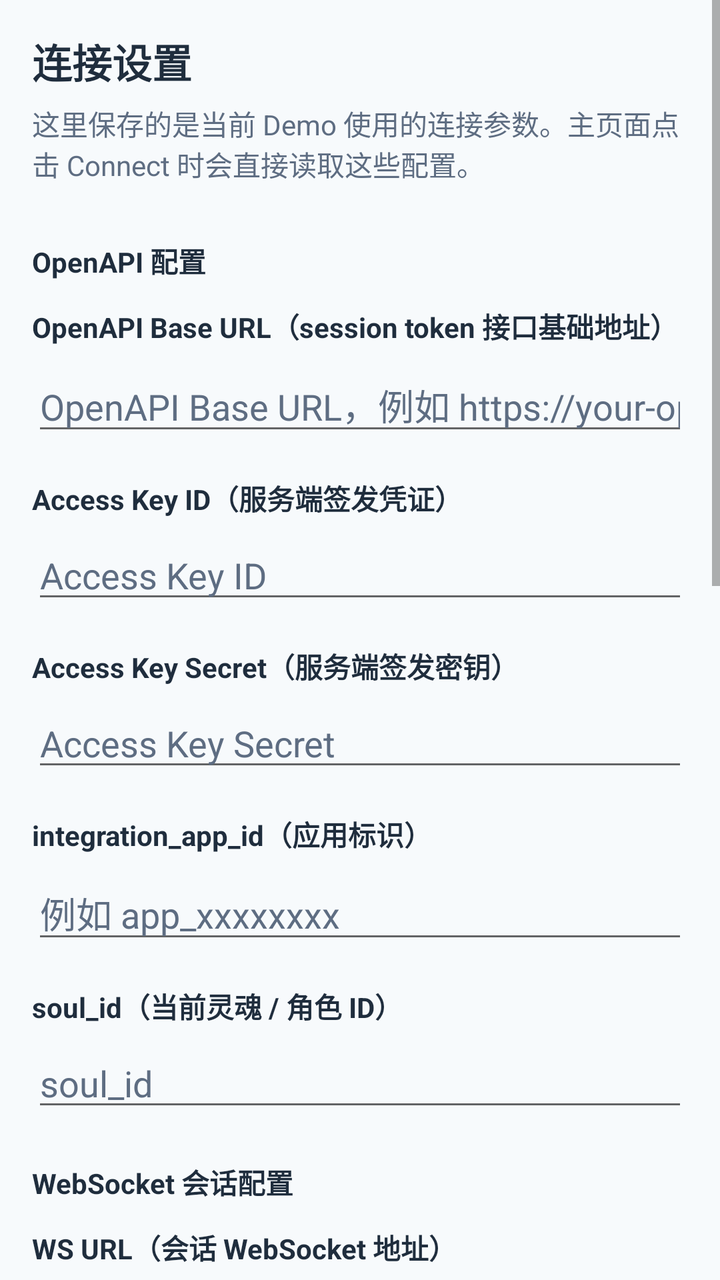
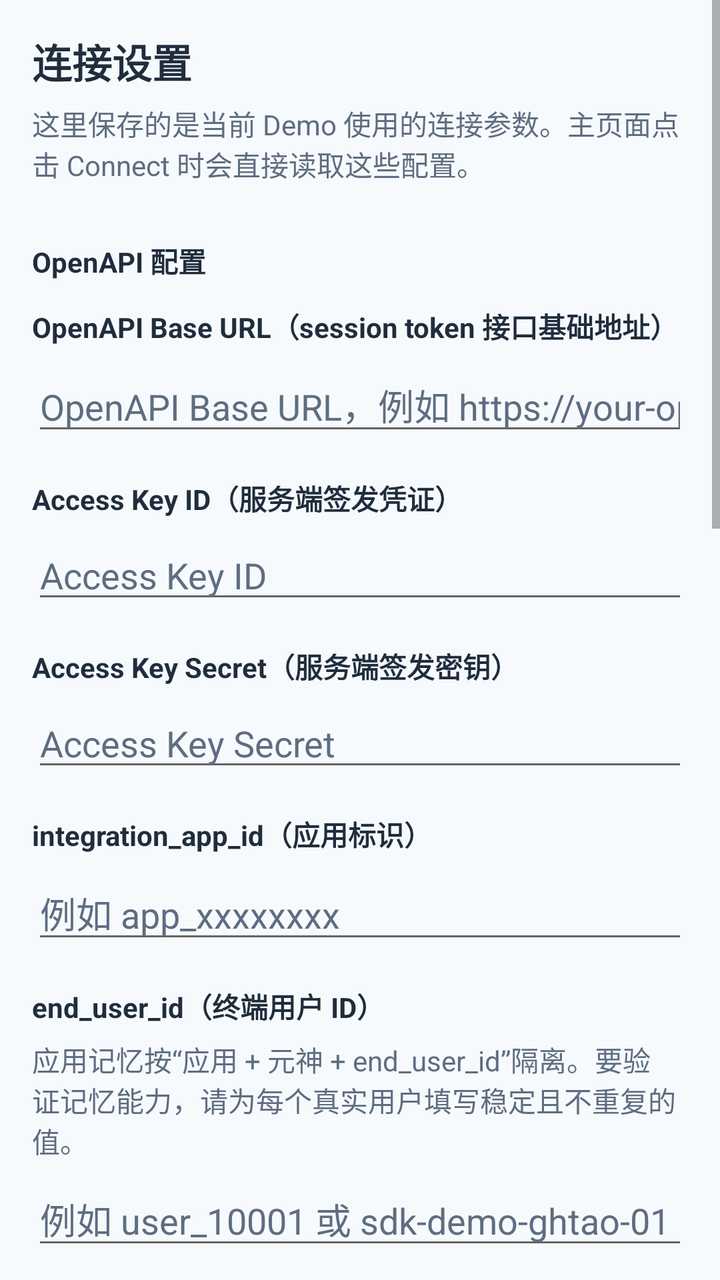

The first picture is an Android layout as it rendered before a commit; the second is the same layout after the commit. The layout source and the unified diff follow.
<!-- AndroidManifest.xml: application theme Theme.XiaoweiSdkDemo -->
<!-- res/layout/activity_settings.xml -->
<?xml version="1.0" encoding="utf-8"?>
<ScrollView xmlns:android="http://schemas.android.com/apk/res/android"
    android:layout_width="match_parent"
    android:layout_height="match_parent"
    android:background="@color/demo_surface"
    android:fillViewport="true">

    <LinearLayout
        android:layout_width="match_parent"
        android:layout_height="wrap_content"
        android:orientation="vertical">

        <LinearLayout
            android:layout_width="match_parent"
            android:layout_height="wrap_content"
            android:orientation="vertical"
            android:paddingLeft="16dp"
            android:paddingTop="16dp"
            android:paddingRight="16dp"
            android:paddingBottom="8dp">

            <TextView
                android:layout_width="match_parent"
                android:layout_height="wrap_content"
                android:text="@string/settings_title"
                android:textColor="@color/demo_text_primary"
                android:textSize="20sp"
                android:textStyle="bold" />

            <TextView
                android:layout_width="match_parent"
                android:layout_height="wrap_content"
                android:layout_marginTop="6dp"
                android:text="@string/settings_subtitle"
                android:textColor="@color/demo_text_secondary" />
        </LinearLayout>

        <LinearLayout
            android:layout_width="match_parent"
            android:layout_height="wrap_content"
            android:orientation="vertical"
            android:paddingLeft="16dp"
            android:paddingRight="16dp"
            android:paddingBottom="16dp">

            <TextView
                android:layout_width="wrap_content"
                android:layout_height="wrap_content"
                android:layout_marginTop="20dp"
                android:text="@string/settings_openapi_group"
                android:textColor="@color/demo_text_primary"
                android:textStyle="bold" />

            <TextView
                android:layout_width="wrap_content"
                android:layout_height="wrap_content"
                android:layout_marginTop="12dp"
                android:text="@string/openapi_base_url_label"
                android:textColor="@color/demo_text_primary"
                android:textStyle="bold" />

            <EditText
                android:id="@+id/edit_setting_open_api_base_url"
                android:layout_width="match_parent"
                android:layout_height="wrap_content"
                android:layout_marginTop="6dp"
                android:hint="@string/openapi_base_url_hint"
                android:inputType="textUri"
                android:textColor="@color/demo_text_primary"
                android:textColorHint="@color/demo_text_secondary" />

            <TextView
                android:layout_width="wrap_content"
                android:layout_height="wrap_content"
                android:layout_marginTop="16dp"
                android:text="@string/access_key_id_label"
                android:textColor="@color/demo_text_primary"
                android:textStyle="bold" />

            <EditText
                android:id="@+id/edit_setting_access_key_id"
                android:layout_width="match_parent"
                android:layout_height="wrap_content"
                android:layout_marginTop="6dp"
                android:hint="@string/access_key_id_hint"
                android:inputType="text"
                android:textColor="@color/demo_text_primary"
                android:textColorHint="@color/demo_text_secondary" />

            <TextView
                android:layout_width="wrap_content"
                android:layout_height="wrap_content"
                android:layout_marginTop="16dp"
                android:text="@string/access_key_secret_label"
                android:textColor="@color/demo_text_primary"
                android:textStyle="bold" />

            <EditText
                android:id="@+id/edit_setting_access_key_secret"
                android:layout_width="match_parent"
                android:layout_height="wrap_content"
                android:layout_marginTop="6dp"
                android:hint="@string/access_key_secret_hint"
                android:inputType="textPassword"
                android:textColor="@color/demo_text_primary"
                android:textColorHint="@color/demo_text_secondary" />

            <TextView
                android:layout_width="wrap_content"
                android:layout_height="wrap_content"
                android:layout_marginTop="16dp"
                android:text="@string/integration_app_id_label"
                android:textColor="@color/demo_text_primary"
                android:textStyle="bold" />

            <EditText
                android:id="@+id/edit_setting_integration_app_id"
                android:layout_width="match_parent"
                android:layout_height="wrap_content"
                android:layout_marginTop="6dp"
                android:hint="@string/integration_app_id_hint"
                android:inputType="text"
                android:textColor="@color/demo_text_primary"
                android:textColorHint="@color/demo_text_secondary" />

            <TextView
                android:layout_width="wrap_content"
                android:layout_height="wrap_content"
                android:layout_marginTop="16dp"
                android:text="@string/soul_id_label"
                android:textColor="@color/demo_text_primary"
                android:textStyle="bold" />

            <EditText
                android:id="@+id/edit_setting_soul_id"
                android:layout_width="match_parent"
                android:layout_height="wrap_content"
                android:layout_marginTop="6dp"
                android:hint="@string/soul_id_hint"
                android:inputType="text"
                android:textColor="@color/demo_text_primary"
                android:textColorHint="@color/demo_text_secondary" />


            <TextView
                android:layout_width="wrap_content"
                android:layout_height="wrap_content"
                android:layout_marginTop="20dp"
                android:text="@string/settings_ws_group"
                android:textColor="@color/demo_text_primary"
                android:textStyle="bold" />

            <TextView
                android:layout_width="wrap_content"
                android:layout_height="wrap_content"
                android:layout_marginTop="12dp"
                android:text="@string/ws_url_label"
                android:textColor="@color/demo_text_primary"
                android:textStyle="bold" />

            <EditText
                android:id="@+id/edit_setting_ws_url"
                android:layout_width="match_parent"
                android:layout_height="wrap_content"
                android:layout_marginTop="6dp"
                android:hint="@string/ws_url_hint"
                android:inputType="textUri"
                android:textColor="@color/demo_text_primary"
                android:textColorHint="@color/demo_text_secondary" />

            <TextView
                android:layout_width="wrap_content"
                android:layout_height="wrap_content"
                android:layout_marginTop="16dp"
                android:text="@string/protocol_version_label"
                android:textColor="@color/demo_text_primary"
                android:textStyle="bold" />

            <EditText
                android:id="@+id/edit_setting_protocol_version"
                android:layout_width="match_parent"
                android:layout_height="wrap_content"
                android:layout_marginTop="6dp"
                android:hint="@string/protocol_version_hint"
                android:inputType="number"
                android:textColor="@color/demo_text_primary"
                android:textColorHint="@color/demo_text_secondary" />

            <TextView
                android:layout_width="wrap_content"
                android:layout_height="wrap_content"
                android:layout_marginTop="16dp"
                android:text="@string/logical_device_id_label"
                android:textColor="@color/demo_text_primary"
                android:textStyle="bold" />

            <EditText
                android:id="@+id/edit_setting_logical_device_id"
                android:layout_width="match_parent"
                android:layout_height="wrap_content"
                android:layout_marginTop="6dp"
                android:hint="@string/logical_device_id_hint"
                android:inputType="text"
                android:textColor="@color/demo_text_primary"
                android:textColorHint="@color/demo_text_secondary" />

            <TextView
                android:layout_width="wrap_content"
                android:layout_height="wrap_content"
                android:layout_marginTop="16dp"
                android:text="@string/logical_client_id_label"
                android:textColor="@color/demo_text_primary"
                android:textStyle="bold" />

            <EditText
                android:id="@+id/edit_setting_logical_client_id"
                android:layout_width="match_parent"
                android:layout_height="wrap_content"
                android:layout_marginTop="6dp"
                android:hint="@string/logical_client_id_hint"
                android:inputType="text"
                android:textColor="@color/demo_text_primary"
                android:textColorHint="@color/demo_text_secondary" />

            <TextView
                android:layout_width="wrap_content"
                android:layout_height="wrap_content"
                android:layout_marginTop="20dp"
                android:text="@string/settings_audio_group"
                android:textColor="@color/demo_text_primary"
                android:textStyle="bold" />

            <TextView
                android:layout_width="wrap_content"
                android:layout_height="wrap_content"
                android:layout_marginTop="12dp"
                android:text="@string/tts_playback_strategy_label"
                android:textColor="@color/demo_text_primary"
                android:textStyle="bold" />

            <TextView
                android:layout_width="wrap_content"
                android:layout_height="wrap_content"
                android:layout_marginTop="6dp"
                android:text="@string/tts_playback_strategy_summary"
                android:textColor="@color/demo_text_secondary" />

            <RadioGroup
                android:id="@+id/group_tts_playback_strategy"
                android:layout_width="match_parent"
                android:layout_height="wrap_content"
                android:layout_marginTop="6dp"
                android:orientation="vertical">

                <RadioButton
                    android:id="@+id/radio_tts_playback_strategy_duck_others"
                    android:layout_width="match_parent"
                    android:layout_height="wrap_content"
                    android:text="@string/tts_playback_strategy_duck_others" />

                <RadioButton
                    android:id="@+id/radio_tts_playback_strategy_pause_others"
                    android:layout_width="match_parent"
                    android:layout_height="wrap_content"
                    android:text="@string/tts_playback_strategy_pause_others" />

                <RadioButton
                    android:id="@+id/radio_tts_playback_strategy_mix_with_others"
                    android:layout_width="match_parent"
                    android:layout_height="wrap_content"
                    android:text="@string/tts_playback_strategy_mix_with_others" />
            </RadioGroup>

            <Button
                android:id="@+id/button_settings_save"
                android:layout_width="match_parent"
                android:layout_height="wrap_content"
                android:layout_marginTop="16dp"
                android:backgroundTint="@color/demo_primary"
                android:text="@string/save"
                android:textColor="@color/demo_text_inverse" />

            <Button
                android:id="@+id/button_settings_restore_defaults"
                android:layout_width="match_parent"
                android:layout_height="wrap_content"
                android:layout_marginTop="8dp"
                android:backgroundTint="@color/demo_primary_light"
                android:text="@string/restore_defaults"
                android:textColor="@color/demo_text_inverse" />

            <Button
                android:id="@+id/button_settings_back"
                android:layout_width="match_parent"
                android:layout_height="wrap_content"
                android:layout_marginTop="8dp"
                android:backgroundTint="@color/demo_primary_dark"
                android:text="@string/back"
                android:textColor="@color/demo_text_inverse" />
        </LinearLayout>
    </LinearLayout>
</ScrollView>
<!-- resources referenced by this layout -->
<resources>
  <color name="demo_primary">#409EFF</color>
  <color name="demo_primary_dark">#337ECC</color>
  <color name="demo_primary_light">#79BBFF</color>
  <color name="demo_surface">#F7FAFC</color>
  <color name="demo_text_inverse">#FFFFFF</color>
  <color name="demo_text_primary">#1F2D3D</color>
  <color name="demo_text_secondary">#5E6D82</color>
  <string name="access_key_id_hint">Access Key ID</string>
  <string name="access_key_id_label">Access Key ID（服务端签发凭证）</string>
  <string name="access_key_secret_hint">Access Key Secret</string>
  <string name="access_key_secret_label">Access Key Secret（服务端签发密钥）</string>
  <string name="back">返回</string>
  <string name="integration_app_id_hint">例如 app_xxxxxxxx</string>
  <string name="integration_app_id_label">integration_app_id（应用标识）</string>
  <string name="logical_client_id_hint">logicalClientId</string>
  <string name="logical_client_id_label">logicalClientId（逻辑客户端 ID）</string>
  <string name="logical_device_id_hint">logicalDeviceId</string>
  <string name="logical_device_id_label">logicalDeviceId（逻辑设备 ID）</string>
  <string name="openapi_base_url_hint">OpenAPI Base URL，例如 https://your-openapi-domain.example.com</string>
  <string name="openapi_base_url_label">OpenAPI Base URL（session token 接口基础地址）</string>
  <string name="protocol_version_hint">protocolVersion</string>
  <string name="protocol_version_label">protocolVersion（协议版本号）</string>
  <string name="restore_defaults">恢复默认值</string>
  <string name="save">保存</string>
  <string name="settings_audio_group">音频播放配置</string>
  <string name="settings_openapi_group">OpenAPI 配置</string>
  <string name="settings_subtitle">这里保存的是当前 Demo 使用的连接参数。主页面点击 Connect 时会直接读取这些配置。</string>
  <string name="settings_title">连接设置</string>
  <string name="settings_ws_group">WebSocket 会话配置</string>
  <string name="soul_id_hint">soul_id</string>
  <string name="soul_id_label">soul_id（当前灵魂 / 角色 ID）</string>
  <string name="tts_playback_strategy_duck_others">压低其他声音（Duck）</string>
  <string name="tts_playback_strategy_label">TTS 播放策略</string>
  <string name="tts_playback_strategy_mix_with_others">与其他声音并行（Mix）</string>
  <string name="tts_playback_strategy_pause_others">暂停其他声音（Pause）</string>
  <string name="tts_playback_strategy_summary">当前 Demo 固定使用 USAGE_MEDIA，以下配置只影响音频焦点策略。</string>
  <string name="ws_url_hint">WS URL，例如 wss://your-ws-domain.example.com/ws</string>
  <string name="ws_url_label">WS URL（会话 WebSocket 地址）</string>
  <style name="Theme.XiaoweiSdkDemo" parent="Theme.MaterialComponents.DayNight.NoActionBar">
          <item name="colorPrimary">@color/demo_primary</item>
          <item name="colorPrimaryVariant">@color/demo_primary_dark</item>
          <item name="colorSecondary">@color/demo_primary</item>
          <item name="colorSecondaryVariant">@color/demo_primary_dark</item>
          <item name="colorOnPrimary">@color/demo_text_inverse</item>
          <item name="colorOnSecondary">@color/demo_text_inverse</item>
          <item name="android:statusBarColor">@color/demo_primary_dark</item>
          <item name="android:windowBackground">@color/demo_surface</item>
      </style>
</resources>

<!-- the commit's change to res/layout/activity_settings.xml (unified diff, before → after) -->
@@ -127,6 +127,31 @@
                 android:layout_width="wrap_content"
                 android:layout_height="wrap_content"
                 android:layout_marginTop="16dp"
+                android:text="@string/end_user_id_label"
+                android:textColor="@color/demo_text_primary"
+                android:textStyle="bold" />
+
+            <TextView
+                android:layout_width="wrap_content"
+                android:layout_height="wrap_content"
+                android:layout_marginTop="6dp"
+                android:text="@string/end_user_id_summary"
+                android:textColor="@color/demo_text_secondary" />
+
+            <EditText
+                android:id="@+id/edit_setting_end_user_id"
+                android:layout_width="match_parent"
+                android:layout_height="wrap_content"
+                android:layout_marginTop="6dp"
+                android:hint="@string/end_user_id_hint"
+                android:inputType="text"
+                android:textColor="@color/demo_text_primary"
+                android:textColorHint="@color/demo_text_secondary" />
+
+            <TextView
+                android:layout_width="wrap_content"
+                android:layout_height="wrap_content"
+                android:layout_marginTop="16dp"
                 android:text="@string/soul_id_label"
                 android:textColor="@color/demo_text_primary"
                 android:textStyle="bold" />
<!-- resource entries referenced after the edit -->
@@ -12,6 +12,9 @@
   <string name="access_key_secret_hint">Access Key Secret</string>
   <string name="access_key_secret_label">Access Key Secret（服务端签发密钥）</string>
   <string name="back">返回</string>
+  <string name="end_user_id_hint">例如 user_10001 或 sdk-demo-ghtao-01</string>
+  <string name="end_user_id_label">end_user_id（终端用户 ID）</string>
+  <string name="end_user_id_summary">应用记忆按“应用 + 元神 + end_user_id”隔离。要验证记忆能力，请为每个真实用户填写稳定且不重复的值。</string>
   <string name="integration_app_id_hint">例如 app_xxxxxxxx</string>
   <string name="integration_app_id_label">integration_app_id（应用标识）</string>
   <string name="logical_client_id_hint">logicalClientId</string>
